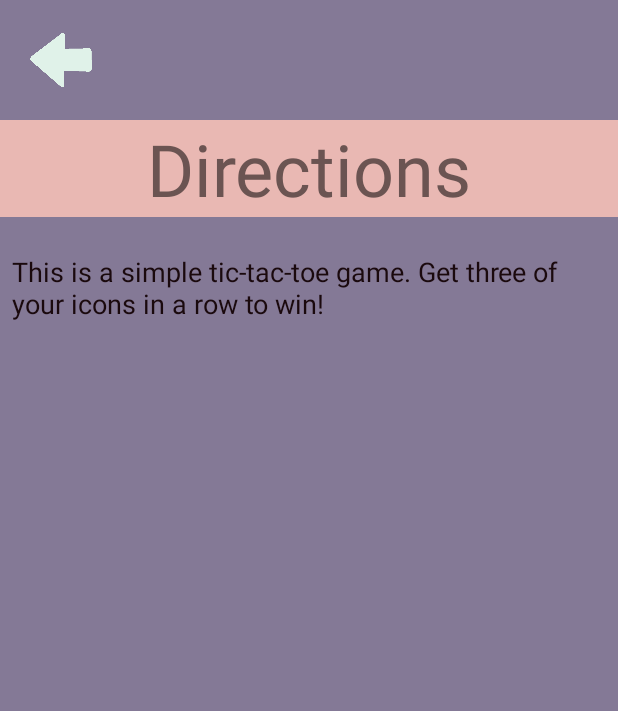
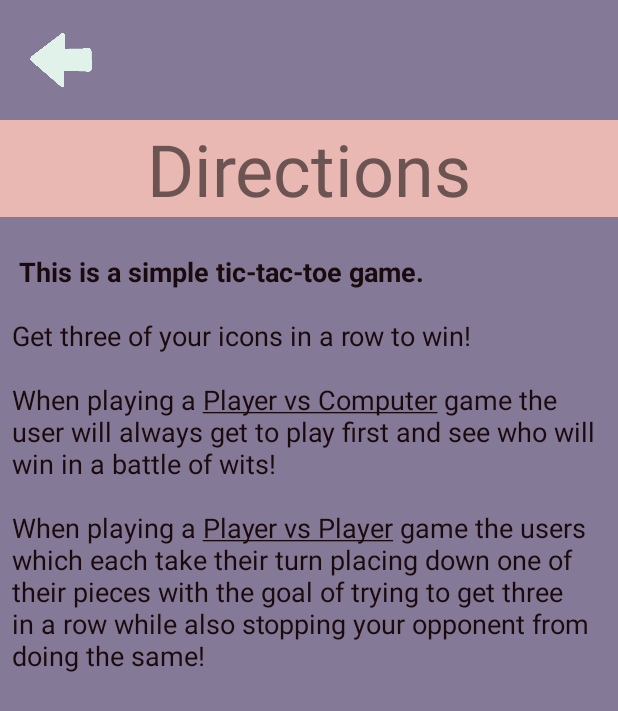
Before and after one commit to zcoop98/TCubed, an Android app: the DirectionsMenu screen opened directly, with no data from a screen before it, on a phone screen of 412 x 824 dp. Shown: the top 711 px of the screen. Run offline under Robolectric (Android 15) with nearby library versions, the phone set to English and light mode, and no system bars.

Commit message:
Changes on the Direction menu

```diff
--- a/app/src/main/res/values/strings.xml
+++ b/app/src/main/res/values/strings.xml
@@ -23,7 +23,9 @@
     // DirectionsMenu
 
     <string name="DirectionsMenu.title">Directions</string>
-    <string name="DirectionsMenu.description">This is a simple tic-tac-toe game. Get three of your icons in a row to win!</string>
+    <string name="DirectionsMenu.description"> <b>This is a simple tic-tac-toe game.</b> \n\nGet three of your icons in a row to win!
+        \n\nWhen playing a <u>Player vs Computer</u> game the user will always get to play first and see who will win in a battle of wits!
+        \n\nWhen playing a <u>Player vs Player</u> game the users which each take their turn placing down one of their pieces with the goal of trying to get three in a row while also stopping your opponent from doing the same!</string>
     <string name="DirectionsMenu.directions">Directions</string>
 
     // Activity_Play_Menu
```
